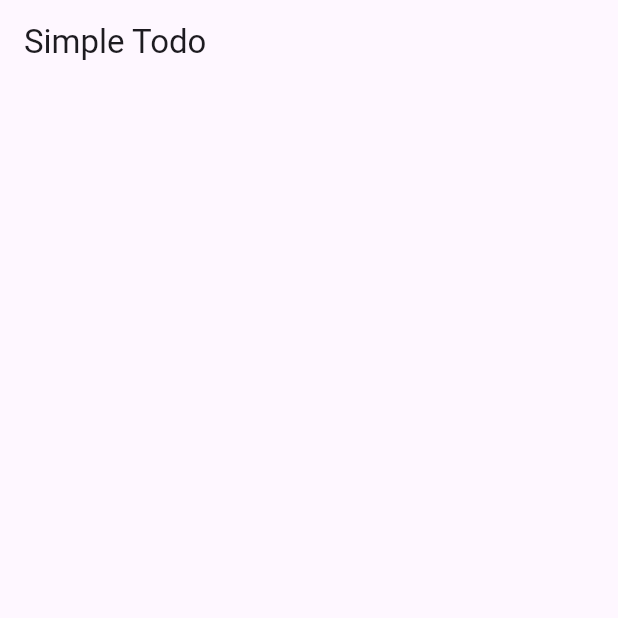
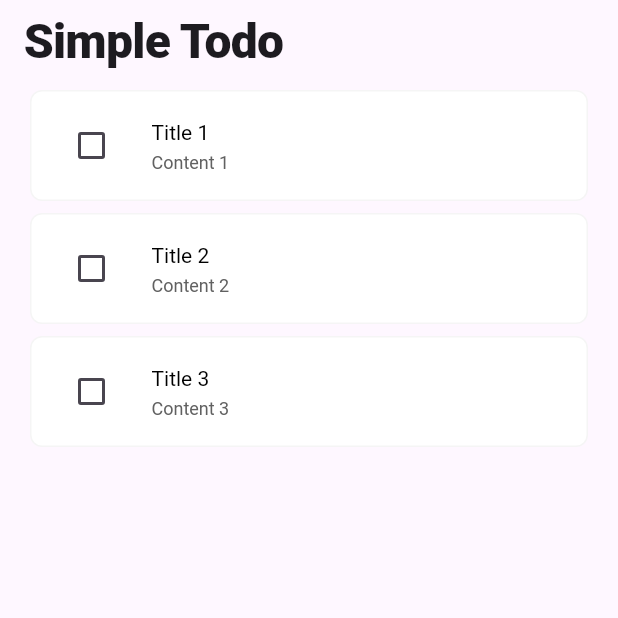
Before and after one commit to Raonshi/simply_todo, a Flutter app: the screen it shows after launch, on a phone screen of 412 x 824 dp, the top half of it. Run offline on Flutter 3.47's test engine with Material 3 defaults, Android fonts, the phone set to English and light mode, and no system bars; drawn by our look-alikes of flutter_slidable; our stand-ins replace bloc, flutter_bloc, shared_preferences.

Commit message:
feat:improve ui

```diff
--- /dev/null
+++ b/lib/bloc/todo_list/todo_list_bloc.dart
@@ -0,0 +1,66 @@
+import 'package:simpletodo/domain/model/todo_model.dart';
+import 'package:bloc/bloc.dart';
+import 'package:simpletodo/domain/repository/todo/todo_repository.dart';
+
+part 'todo_list_state.dart';
+
+class TodoListBloc extends Cubit<TodoListState> {
+  final TodoRepository todoRepo;
+
+  TodoListBloc({
+    required this.todoRepo,
+  }) : super(const TodoListInitial()) {
+    _init();
+  }
+
+  void _init() async {
+    emit(const TodoListLoading());
+    try {
+      // final List<Todo> todos = await todoRepo.getTodoList();
+      final List<Todo> todos = [
+        Todo(
+          id: 1,
+          title: "Title 1",
+          content: "Content 1",
+          completed: false,
+        ),
+        Todo(
+          id: 2,
+          title: "Title 2",
+          content: "Content 2",
+          completed: false,
+        ),
+        Todo(
+          id: 3,
+          title: "Title 3",
+          content: "Content 3",
+          completed: false,
+        ),
+      ];
+      emit(TodoListLoaded(todos));
+    } catch (e) {
+      emit(TodoListError(e as Exception));
+    }
+  }
+
+  void create({required String title, required String content}) {
+    switch (state) {
+      case TodoListLoaded loaded:
+        final List<Todo> newTodos = [
+          ...loaded.todos,
+          Todo(
+            id: DateTime.now().millisecondsSinceEpoch,
+            title: title,
+            content: content,
+            completed: false,
+          )
+        ];
+
+        emit(loaded.copyWith(todos: newTodos));
+        todoRepo.saveTodoList(newTodos);
+        break;
+      default:
+        break;
+    }
+  }
+}
--- a/lib/provider/todo_list/todo_list_state.dart
+++ b/lib/bloc/todo_list/todo_list_state.dart
@@ -1,4 +1,4 @@
-part of 'todo_list_provider.dart';
+part of 'todo_list_bloc.dart';
 
 sealed class TodoListState {
   const TodoListState();
@@ -10,8 +10,8 @@ class TodoListInitial extends TodoListState {
   const TodoListInitial();
 
   @override
-  TodoListInitial copyWith() {
-    return const TodoListInitial();
+  TodoListState copyWith() {
+    return TodoListInitial();
   }
 }
 
@@ -19,22 +19,22 @@ class TodoListLoading extends TodoListState {
   const TodoListLoading();
 
   @override
-  TodoListLoading copyWith() {
-    return const TodoListLoading();
+  TodoListState copyWith() {
+    return TodoListLoading();
   }
 }
 
 class TodoListLoaded extends TodoListState {
   final List<Todo> todos;
 
-  const TodoListLoaded({required this.todos});
+  const TodoListLoaded(this.todos);
 
   @override
-  TodoListLoaded copyWith({
+  TodoListState copyWith({
     List<Todo>? todos,
   }) {
     return TodoListLoaded(
-      todos: todos ?? this.todos,
+      todos ?? this.todos,
     );
   }
 }
@@ -42,16 +42,14 @@ class TodoListLoaded extends TodoListState {
 class TodoListError extends TodoListState {
   final Exception exception;
 
-  const TodoListError({
-    required this.exception,
-  });
+  const TodoListError(this.exception);
 
   @override
-  TodoListError copyWith({
+  TodoListState copyWith({
     Exception? exception,
   }) {
     return TodoListError(
-      exception: exception ?? this.exception,
+      exception ?? this.exception,
     );
   }
 }
--- /dev/null
+++ b/lib/common/enums.dart
@@ -0,0 +1,7 @@
+enum LocalStorageKeys {
+  todoList("TODO_LIST");
+
+  final String str;
+
+  const LocalStorageKeys(this.str);
+}
--- a/lib/domain/model/base_model.dart
+++ b/lib/domain/model/base_model.dart
@@ -2,8 +2,6 @@ abstract class BaseData {
   const BaseData();
 
   Map<String, dynamic> toMap();
-
-  BaseData fromMap(Map<String, dynamic> map);
 
   BaseData copyWith();
 
--- a/lib/domain/model/todo_model.dart
+++ b/lib/domain/model/todo_model.dart
@@ -1,41 +1,40 @@
 import 'package:simpletodo/domain/model/base_model.dart';
 
 final class Todo extends BaseData {
-  final String id;
+  final int id;
   final String title;
   final String content;
 
-  final bool deleted;
+  final bool completed;
 
   const Todo({
     required this.id,
     required this.title,
     required this.content,
-    required this.deleted,
+    this.completed = false,
   });
 
   @override
   Todo copyWith({
-    String? id,
+    int? id,
     String? title,
     String? content,
-    bool? deleted,
+    bool? completed,
   }) {
     return Todo(
       id: id ?? this.id,
       title: title ?? this.title,
       content: content ?? this.content,
-      deleted: deleted ?? this.deleted,
+      completed: completed ?? this.completed,
     );
   }
 
-  @override
-  Todo fromMap(Map<String, dynamic> map) {
+  factory Todo.fromJson(Map<String, dynamic> map) {
     return Todo(
       id: map['id'],
       title: map['title'],
       content: map['content'],
-      deleted: map['deleted'],
+      completed: map['deleted'],
     );
   }
 
@@ -45,7 +44,7 @@ final class Todo extends BaseData {
       'id': id,
       'title': title,
       'content': content,
-      'deleted': deleted,
+      'deleted': completed,
     };
   }
 }
--- a/lib/ui/page/home_page.dart
+++ b/lib/ui/page/home_page.dart
@@ -1,33 +1,53 @@
 import 'package:flutter/material.dart';
-import 'package:flutter_riverpod/flutter_riverpod.dart';
-import 'package:simpletodo/provider/todo_list/todo_list_provider.dart';
+import 'package:flutter_bloc/flutter_bloc.dart';
+import 'package:simpletodo/bloc/todo_list/todo_list_bloc.dart';
+import 'package:simpletodo/domain/repository/todo/todo_repository_impl.dart';
+import 'package:simpletodo/ui/widget/todo_list.dart';
 
-final todoListProvider =
-    StateNotifierProvider<TodoListStateNotifier, TodoListState>((ref) {
-  return TodoListStateNotifier();
-});
-
-class HomePage extends ConsumerWidget {
+class HomePage extends StatelessWidget {
   const HomePage({super.key});
 
   @override
-  Widget build(BuildContext context, WidgetRef ref) {
-    final todoListState = ref.watch(todoListProvider);
+  Widget build(BuildContext context) {
+    return RepositoryProvider(
+      create: (context) => TodoRepositoryImpl(),
+      child: BlocProvider(
+        lazy: false,
+        create: (context) => TodoListBloc(
+          todoRepo: RepositoryProvider.of<TodoRepositoryImpl>(context),
+        ),
+        child: const _HomePageBody(),
+      ),
+    );
+  }
+}
+
+class _HomePageBody extends StatelessWidget {
+  const _HomePageBody();
+
+  @override
+  Widget build(BuildContext context) {
     return Scaffold(
       appBar: AppBar(
         centerTitle: false,
-        title: const Text("Simple Todo"),
+        title: const Text(
+          "Simple Todo",
+          style: TextStyle(
+            fontSize: 32.0,
+            fontWeight: FontWeight.w900,
+            letterSpacing: -0.5,
           ),
-      body: switch (todoListState) {
+        ),
+      ),
+      body: BlocBuilder<TodoListBloc, TodoListState>(
+        builder: (context, state) => switch (state) {
           TodoListInitial _ => Container(),
           TodoListLoading _ => const Center(
               child: CircularProgressIndicator.adaptive(),
             ),
-        TodoListLoaded loaded => ListView.builder(
-            itemCount: loaded.todos.length,
-            itemBuilder: (context, index) {
-              return const Text("asdfasd");
-            }),
+          TodoListLoaded loaded => TodoList(
+              todos: loaded.todos,
+            ),
           TodoListError error => Container(
               decoration: BoxDecoration(
                 borderRadius: BorderRadius.circular(8.0),
@@ -38,6 +58,7 @@ class HomePage extends ConsumerWidget {
           // ignore: unreachable_switch_case
           _ => Container(),
         },
+      ),
     );
   }
 }
--- a/lib/ui/simple_todo_app.dart
+++ b/lib/ui/simple_todo_app.dart
@@ -1,5 +1,4 @@
 import 'package:flutter/material.dart';
-import 'package:flutter_riverpod/flutter_riverpod.dart';
 import 'package:simpletodo/ui/page/home_page.dart';
 
 class SimpleTodoApp extends StatelessWidget {
@@ -7,8 +6,8 @@ class SimpleTodoApp extends StatelessWidget {
 
   @override
   Widget build(BuildContext context) {
-    return const ProviderScope(
-      child: MaterialApp(home: HomePage()),
+    return MaterialApp(
+      home: HomePage(),
     );
   }
 }
--- /dev/null
+++ b/lib/ui/widget/todo_list.dart
@@ -0,0 +1,45 @@
+import 'package:flutter/material.dart';
+import 'package:simpletodo/domain/model/todo_model.dart';
+import 'package:simpletodo/ui/widget/todo_list_item.dart';
+
+class TodoList extends StatelessWidget {
+  const TodoList({super.key, required this.todos});
+
+  final List<Todo> todos;
+
+  @override
+  Widget build(BuildContext context) {
+    return todos.isEmpty
+        ? Center(
+            child: Column(
+              mainAxisAlignment: MainAxisAlignment.center,
+              children: [
+                const Card(
+                  child: Padding(
+                    padding: EdgeInsets.symmetric(
+                      horizontal: 20.0,
+                      vertical: 12.0,
+                    ),
+                    child: Text(
+                      "일정이 없습니다.\n일정을 추가해주세요.",
+                      textAlign: TextAlign.center,
+                    ),
+                  ),
+                ),
+                const SizedBox(height: 24.0),
+                ElevatedButton(onPressed: () {}, child: const Text("일정 추가")),
+              ],
+            ),
+          )
+        : ListView.builder(
+            itemCount: todos.length,
+            itemBuilder: (context, index) {
+              return TodoListItem(
+                data: todos[index],
+                onTapCheckbox: () {},
+                onTapDelete: () {},
+              );
+            },
+          );
+  }
+}
--- /dev/null
+++ b/lib/ui/widget/todo_list_item.dart
@@ -0,0 +1,63 @@
+import 'package:flutter/material.dart';
+import 'package:simpletodo/domain/model/todo_model.dart';
+import 'package:flutter_slidable/flutter_slidable.dart';
+
+class TodoListItem extends StatelessWidget {
+  const TodoListItem({
+    super.key,
+    required this.data,
+    required this.onTapCheckbox,
+    required this.onTapDelete,
+  });
+
+  final Todo data;
+
+  final VoidCallback onTapCheckbox;
+  final VoidCallback onTapDelete;
+
+  @override
+  Widget build(BuildContext context) {
+    return Slidable(
+      endActionPane: ActionPane(
+        extentRatio: 0.2,
+        motion: const ScrollMotion(),
+        children: [
+          SlidableAction(
+            onPressed: (context) => onTapDelete(),
+            icon: Icons.delete,
+            backgroundColor: Colors.red,
+            foregroundColor: Colors.white,
+          ),
+        ],
+      ),
+      child: Padding(
+        padding: const EdgeInsets.symmetric(vertical: 4.0, horizontal: 20.0),
+        child: ListTile(
+          visualDensity: VisualDensity.adaptivePlatformDensity,
+          style: ListTileStyle.list,
+          shape: RoundedRectangleBorder(
+            borderRadius: BorderRadius.circular(8.0),
+            side: BorderSide(color: Colors.grey.shade100, width: 1.0),
+          ),
+          tileColor: Colors.white,
+          leading: Checkbox.adaptive(
+            value: data.completed,
+            onChanged: (_) => onTapCheckbox(),
+          ),
+          title: Text(data.title),
+          titleTextStyle: const TextStyle(
+            fontSize: 14.0,
+            fontWeight: FontWeight.normal,
+            color: Colors.black,
+          ),
+          subtitle: Text(data.content),
+          subtitleTextStyle: TextStyle(
+            fontSize: 12.0,
+            fontWeight: FontWeight.normal,
+            color: Colors.grey.shade700,
+          ),
+        ),
+      ),
+    );
+  }
+}
--- a/pubspec.yaml
+++ b/pubspec.yaml
@@ -35,11 +35,12 @@ dependencies:
   # The following adds the Cupertino Icons font to your application.
   # Use with the CupertinoIcons class for iOS style icons.
   cupertino_icons: ^1.0.6
-  flutter_riverpod: ^2.5.1
   logger: ^2.4.0
   dio: ^5.5.0+1
   flutter_slidable: ^3.1.1
   shared_preferences: ^2.2.3
+  flutter_bloc: ^8.1.6
+  bloc: ^8.1.4
 
 dev_dependencies:
   flutter_test:
```
Also changed, not shown: lib/domain/repository/todo/todo_repository_impl.dart (+17 -9 lines), lib/provider/todo_list/todo_list_provider.dart (deleted, +0 -15 lines), pubspec.lock. Lines whose indentation alone changed are shown as unchanged.
